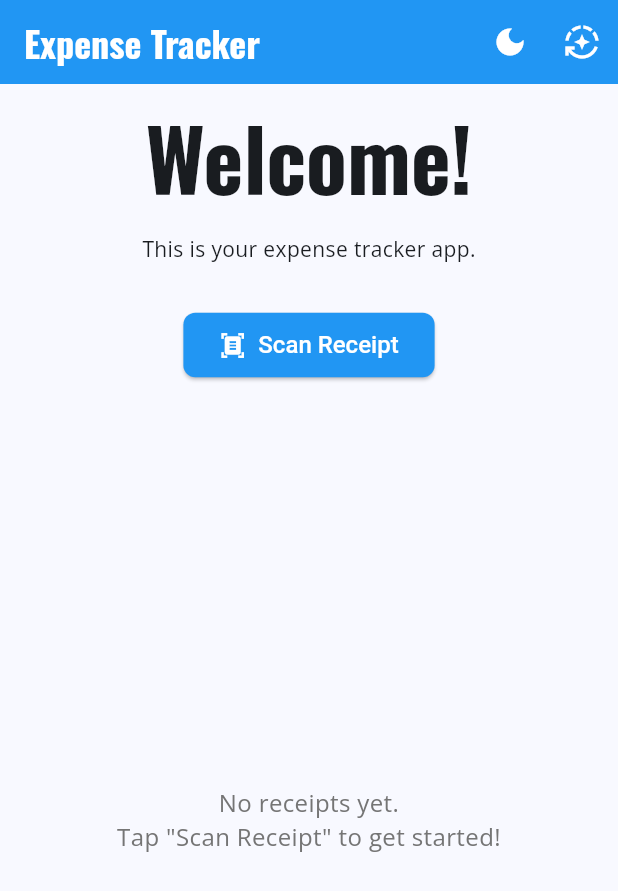
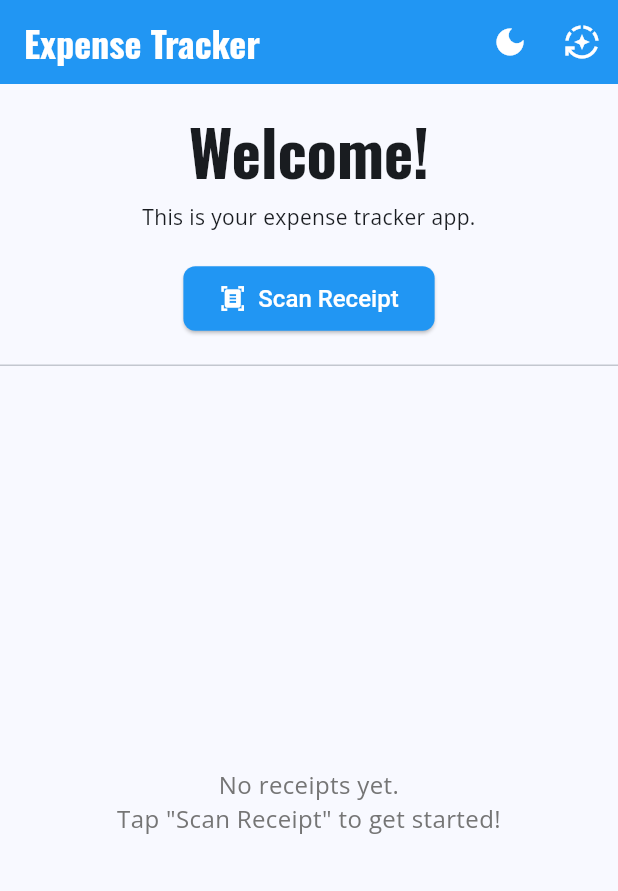
Before and after one commit to car6006/ExpenseTracker, a Flutter app: the screen it shows after launch, on a phone screen of 412 x 824 dp. Shown: the top 891 px of the screen. Run offline on Flutter 3.47's test engine with Material 3 defaults, Android fonts, the phone set to English and light mode, and no system bars; our stand-ins replace camera, google_fonts, image_picker, permission_handler; missing offline and left inert: google_mlkit_text_recognition.

Commit message:
Complete clean rebuild of bottom section: fix all syntax errors, remove duplicates, preserve all features

```diff
--- a/lib/main.dart
+++ b/lib/main.dart
@@ -100,6 +100,7 @@ class MyApp extends StatelessWidget {
       builder: (context, themeProvider, child) {
         return MaterialApp(
           title: 'Expense Tracker',
+          debugShowCheckedModeBanner: false,
           theme: lightTheme,
           darkTheme: darkTheme,
           themeMode: themeProvider.themeMode,
@@ -133,16 +134,24 @@ class MyHomePage extends StatelessWidget {
           ),
         ],
       ),
-      body: Center(
-        child: Padding(
-          padding: const EdgeInsets.all(16.0),
+      body: Column(
+        children: [
+          // Header section
+          Container(
+            padding: const EdgeInsets.all(20),
             child: Column(
-            mainAxisAlignment: MainAxisAlignment.center,
-            children: <Widget>[
-              Text('Welcome!', style: Theme.of(context).textTheme.displayLarge),
+              children: [
+                Text(
+                  'Welcome!',
+                  style: Theme.of(context).textTheme.displayLarge?.copyWith(fontSize: 42),
+                ),
+                const SizedBox(height: 12),
+                Text(
+                  'This is your expense tracker app.',
+                  style: Theme.of(context).textTheme.bodyMedium,
+                  textAlign: TextAlign.center,
+                ),
                 const SizedBox(height: 20),
-              Text('This is your expense tracker app.', style: Theme.of(context).textTheme.bodyMedium),
-              const SizedBox(height: 30),
                 ElevatedButton.icon(
                   onPressed: () async {
                     final result = await Navigator.push(
@@ -156,13 +165,17 @@ class MyHomePage extends StatelessWidget {
                   icon: const Icon(Icons.document_scanner),
                   label: const Text('Scan Receipt'),
                 ),
-              const SizedBox(height: 30),
-              ValueListenableBuilder<List<Receipt>>(
+              ],
+            ),
+          ),
+          const Divider(height: 1),
+          // Receipts list
+          Expanded(
+            child: ValueListenableBuilder<List<Receipt>>(
               valueListenable: receipts,
               builder: (context, receiptList, child) {
                 if (receiptList.isEmpty) {
-                    return Expanded(
-                      child: Center(
+                  return Center(
                     child: Text(
                       'No receipts yet.\nTap "Scan Receipt" to get started!',
                       textAlign: TextAlign.center,
@@ -171,12 +184,10 @@ class MyHomePage extends StatelessWidget {
                         fontSize: 16,
                       ),
                     ),
-                      ),
                   );
                 }
 
-                  return Expanded(
-                    child: ListView.builder(
+                return ListView.builder(
                       padding: const EdgeInsets.symmetric(vertical: 8),
                       itemCount: receiptList.length,
                       itemBuilder: (context, index) {
@@ -297,11 +308,14 @@ class MyHomePage extends StatelessWidget {
                                                 color: Colors.grey[500],
                                               ),
                                               const SizedBox(width: 4),
-                                              Text(
+                                              Flexible(
+                                                child: Text(
                                                   DateFormat('MMM dd, yyyy').format(receipt.date),
                                                   style: TextStyle(
                                                     fontSize: 12,
                                                     color: Colors.grey[600],
+                                                  ),
+                                                  overflow: TextOverflow.ellipsis,
                                                 ),
                                               ),
                                             ],
@@ -310,7 +324,8 @@ class MyHomePage extends StatelessWidget {
                                       ),
                                     ),
                                     // Right side - Total and Category
-                                    Column(
+                                    Flexible(
+                                      child: Column(
                                         crossAxisAlignment: CrossAxisAlignment.end,
                                         children: [
                                           Text(
@@ -320,6 +335,7 @@ class MyHomePage extends StatelessWidget {
                                               fontSize: 20,
                                               color: colorScheme.primary,
                                             ),
+                                            overflow: TextOverflow.ellipsis,
                                           ),
                                           const SizedBox(height: 6),
                                           Container(
@@ -338,9 +354,12 @@ class MyHomePage extends StatelessWidget {
                                                 fontWeight: FontWeight.w600,
                                                 color: colorScheme.onTertiaryContainer,
                                               ),
+                                              maxLines: 1,
+                                              overflow: TextOverflow.ellipsis,
                                             ),
                                           ),
                                         ],
+                                      ),
                                     ),
                                   ],
                                 ),
@@ -349,13 +368,11 @@ class MyHomePage extends StatelessWidget {
                           ),
                         );
                       },
-                    ),
                     );
                   },
                 ),
+              ),
             ],
-          ),
-        ),
           ),
         );
   }
```
Lines whose indentation alone changed are shown as unchanged.
